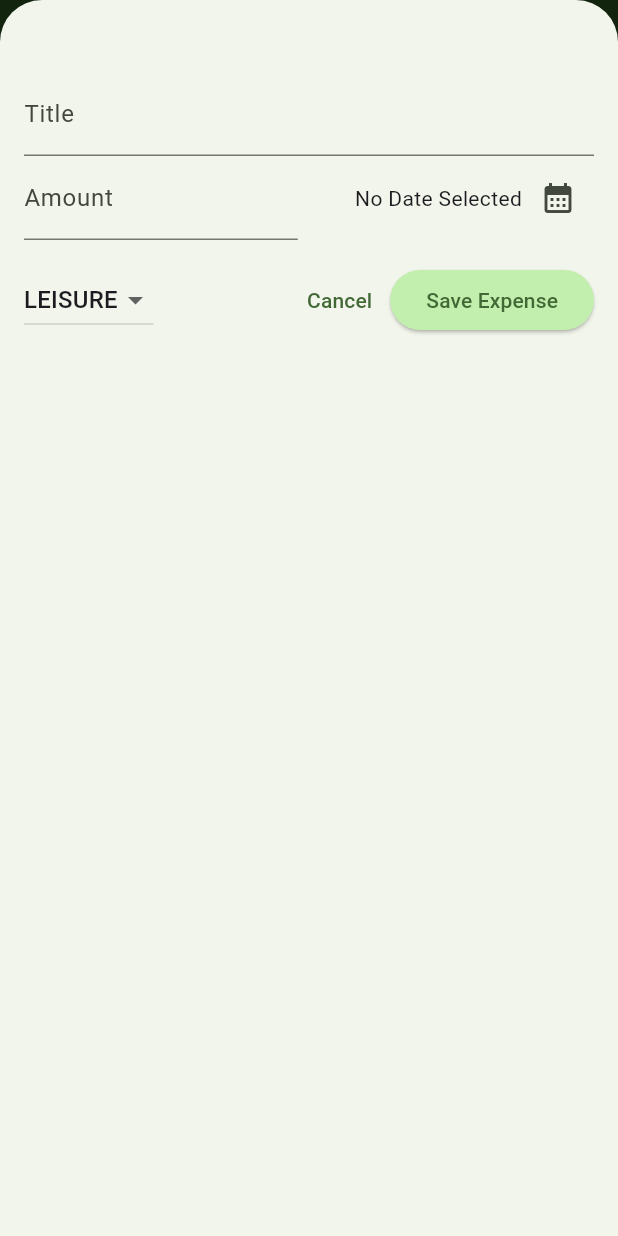
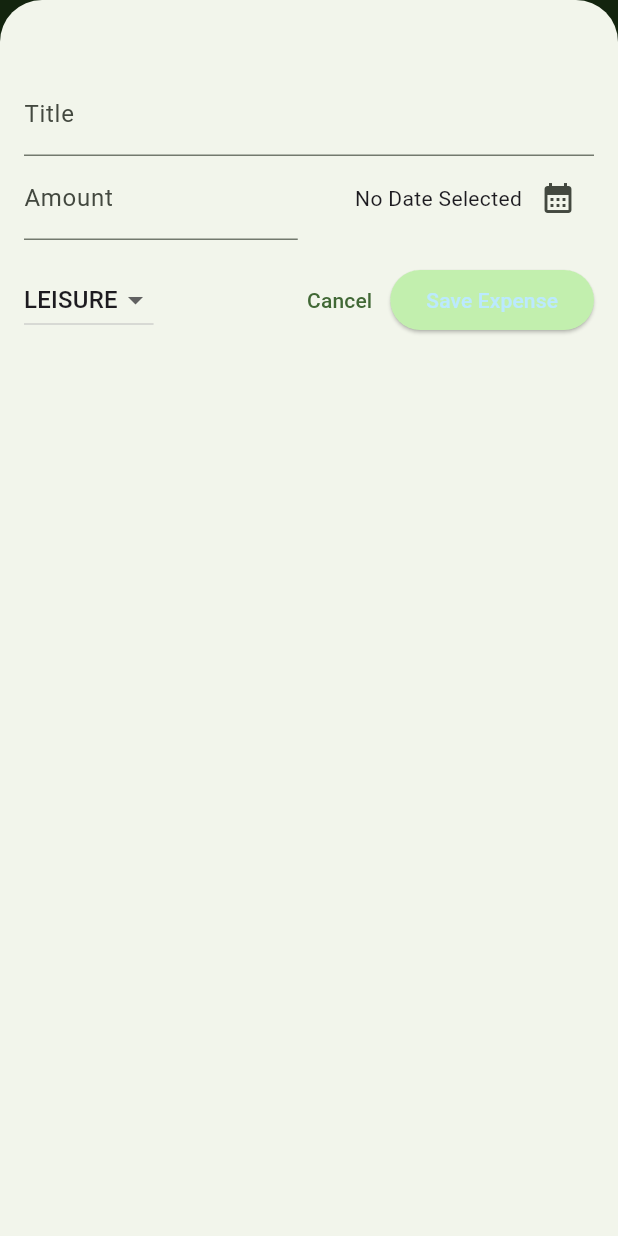
Before and after one commit to verdetea22/expense-tracker, a Flutter app: the screen it shows after launch, after a tap on the "add" icon, on a phone screen of 412 x 824 dp. Run offline on Flutter 3.47's test engine with Material 3 defaults, Android fonts, the phone set to English and light mode, and no system bars.

Commit message:
dark mode option in main

```diff
--- a/lib/main.dart
+++ b/lib/main.dart
@@ -2,11 +2,27 @@ import 'package:flutter/material.dart';
 
 import 'package:expense_tracker/widgets/expenses.dart';
 
-var kColorScheme = ColorScheme.fromSeed(seedColor: Color.fromARGB(255, 87, 143, 70));
+var kColorScheme = ColorScheme.fromSeed(
+  seedColor: const Color.fromARGB(255, 87, 143, 70),
+);
+
+var kDarkColorScheme = ColorScheme.fromSeed(
+  brightness: Brightness.dark,
+  seedColor: const Color.fromARGB(255, 5, 99, 125),);
 
 void main() {
   runApp(
     MaterialApp(
+      darkTheme: ThemeData.dark().copyWith(
+        colorScheme: kDarkColorScheme,
+        cardTheme: const CardTheme().copyWith(
+          color: kDarkColorScheme.secondaryContainer,
+          margin: const EdgeInsets.symmetric(
+            horizontal: 16,
+            vertical: 8
+          ),
+        ),
+      ),
       theme: ThemeData().copyWith(
         colorScheme:  kColorScheme,
         appBarTheme: AppBarTheme().copyWith(
@@ -23,6 +39,7 @@ void main() {
         elevatedButtonTheme: ElevatedButtonThemeData(
           style: ElevatedButton.styleFrom(
             backgroundColor: kColorScheme.primaryContainer,
+            foregroundColor: kDarkColorScheme.onPrimaryContainer,
           ),
         ),
         textTheme: ThemeData().textTheme.copyWith(
@@ -33,6 +50,7 @@ void main() {
           ),
         )
       ),
+      // themeMode: ThemeMode.system,
       home: const Expenses(),
     ),
   );
--- a/lib/widgets/expenses_list/expense_item.dart
+++ b/lib/widgets/expenses_list/expense_item.dart
@@ -17,7 +17,10 @@ class ExpenseItem extends StatelessWidget{
         ),
         child: Column(
           children: [
-            Text(expense.title, style: Theme.of(context).textTheme.titleLarge,),
+            Text(
+              expense.title,
+              style: Theme.of(context).textTheme.titleLarge,
+            ),
             const SizedBox(height: 4),
             Row(
               children: [
--- a/lib/widgets/expenses_list/expenses_list.dart
+++ b/lib/widgets/expenses_list/expenses_list.dart
@@ -21,7 +21,10 @@ class ExpensesList extends StatelessWidget{
       //makes cards swipeable, must then delete stored data
       itemBuilder: (ctx, index) => Dismissible(
         key: ValueKey(expenses[index]),
-        background: Container(color: Theme.of(context).colorScheme.error,
+        background: Container(
+          color: Theme.of(context).colorScheme.error.withOpacity(0.75),
+          margin: EdgeInsets.symmetric(horizontal: Theme.of(context).cardTheme.margin!.horizontal,
+          ), //already defined
         ),
         onDismissed: (direction) {
           onRemoveExpense(expenses[index]);
```
Also changed, not shown: lib/models/expense.dart (+9 -0 lines).
